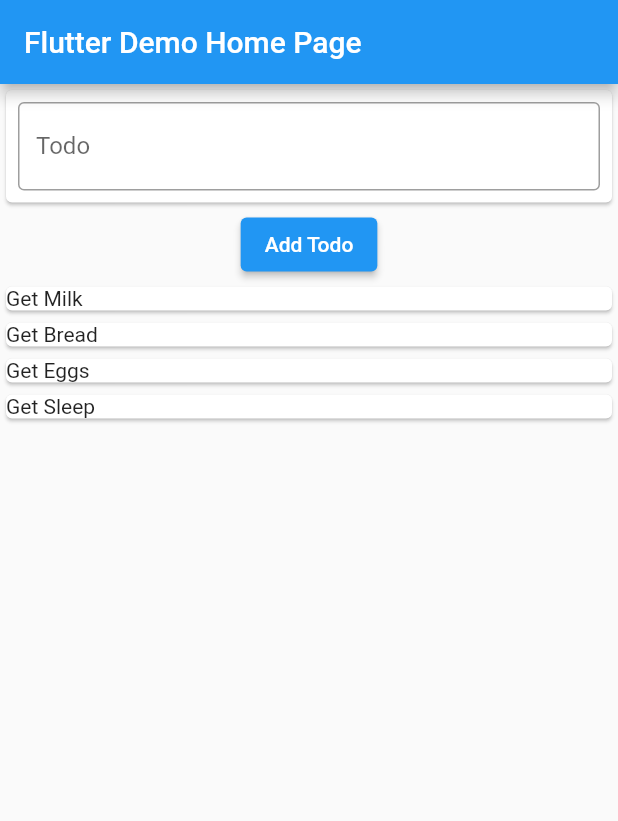
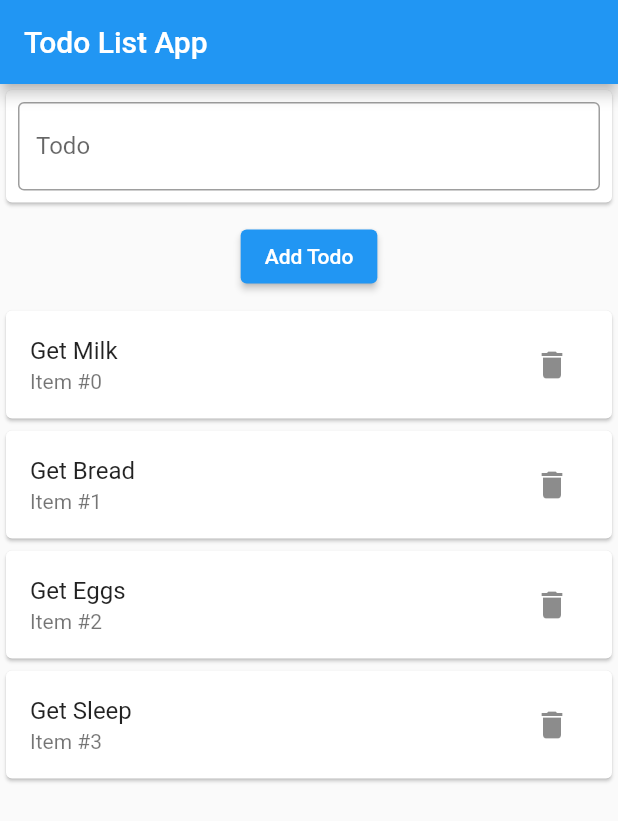
Before and after one commit to LapanApps/todo_list, a Flutter app: the screen it shows after launch, on a phone screen of 412 x 824 dp. Shown: the top 821 px of the screen. Run offline on Flutter 3.47's test engine with Material 2 defaults, Android fonts, the phone set to English and light mode, and no system bars.

Commit message:
✨ feat(README.md): add description and demo gif to README file ✨ feat(main.dart): change app title to 'Todo List App' 🐛 fix(main.dart): remove unused descriptionController variable ✨ feat(main.dart): add delete button to each todo item in the list ✨ feat(manifest.json): change app description in manifest file to 'Todo List App'

```diff
--- a/lib/main.dart
+++ b/lib/main.dart
@@ -7,39 +7,20 @@
 class MyApp extends StatelessWidget {
   const MyApp({super.key});
 
-  // This widget is the root of your application.
   @override
   Widget build(BuildContext context) {
     return MaterialApp(
-      title: 'Flutter Demo',
+      title: 'Todo List App',
       theme: ThemeData(
-        // This is the theme of your application.
-        //
-        // Try running your application with "flutter run". You'll see the
-        // application has a blue toolbar. Then, without quitting the app, try
-        // changing the primarySwatch below to Colors.green and then invoke
-        // "hot reload" (press "r" in the console where you ran "flutter run",
-        // or simply save your changes to "hot reload" in a Flutter IDE).
-        // Notice that the counter didn't reset back to zero; the application
-        // is not restarted.
         primarySwatch: Colors.blue,
       ),
-      home: const MyHomePage(title: 'Flutter Demo Home Page'),
+      home: const MyHomePage(title: 'Todo List App'),
     );
   }
 }
 
 class MyHomePage extends StatefulWidget {
   const MyHomePage({super.key, required this.title});
-
-  // This widget is the home page of your application. It is stateful, meaning
-  // that it has a State object (defined below) that contains fields that affect
-  // how it looks.
-
-  // This class is the configuration for the state. It holds the values (in this
-  // case the title) provided by the parent (in this case the App widget) and
-  // used by the build method of the State. Fields in a Widget subclass are
-  // always marked "final".
 
   final String title;
 
@@ -48,26 +29,23 @@
 }
 
 class _MyHomePageState extends State<MyHomePage> {
-  TextEditingController _todoController = TextEditingController();
-  TextEditingController _descriptionController = TextEditingController();
+  final TextEditingController _todoController = TextEditingController();
+  // final TextEditingController _descriptionController = TextEditingController();
 
-  List<String> _todoList = ["Get Milk", "Get Bread", "Get Eggs", "Get Sleep"];
+  final List<String> _todoList = [
+    "Get Milk",
+    "Get Bread",
+    "Get Eggs",
+    "Get Sleep"
+  ];
   @override
   Widget build(BuildContext context) {
-    // This method is rerun every time setState is called, for instance as done
-    // by the _incrementCounter method above.
-    //
-    // The Flutter framework has been optimized to make rerunning build methods
-    // fast, so that you can just rebuild anything that needs updating rather
-    // than having to individually change instances of widgets.
     return Scaffold(
       appBar: AppBar(
-          // Here we take the value from the MyHomePage object that was created by
-          // the App.build method, and use it to set our appbar title.
         title: Text(widget.title),
       ),
-        body: // This trailing comma makes auto-formatting nicer for build methods.
-            Column(children: [
+      body: Column(
+        children: [
           Card(
             child: Padding(
               padding: const EdgeInsets.all(8.0),
@@ -77,19 +55,36 @@
                       labelText: "Todo", border: OutlineInputBorder())),
             ),
           ),
-          ElevatedButton(
+          Padding(
+            padding: const EdgeInsets.all(8.0),
+            child: ElevatedButton(
                 onPressed: () {
                   setState(() {
                     _todoList.add(_todoController.text);
                   });
                 },
                 child: const Text("Add Todo")),
+          ),
           Expanded(
             child: ListView.builder(
               itemCount: _todoList.length,
-                itemBuilder: (context, index) =>
-                    Card(child: Text(_todoList[index]))),
+              itemBuilder: (context, index) => Card(
+                child: ListTile(
+                    title: Text(_todoList[index]),
+                    subtitle: Text('Item #$index'),
+                    trailing: IconButton(
+                      icon: const Icon(Icons.delete),
+                      onPressed: () {
+                        setState(() {
+                          _todoList.removeAt(index);
+                        });
+                      },
+                    )),
+              ),
+            ),
           )
-        ]));
+        ],
+      ),
+    );
   }
 }
```
Also changed, not shown: 3 other files. Lines whose indentation alone changed are shown as unchanged.
